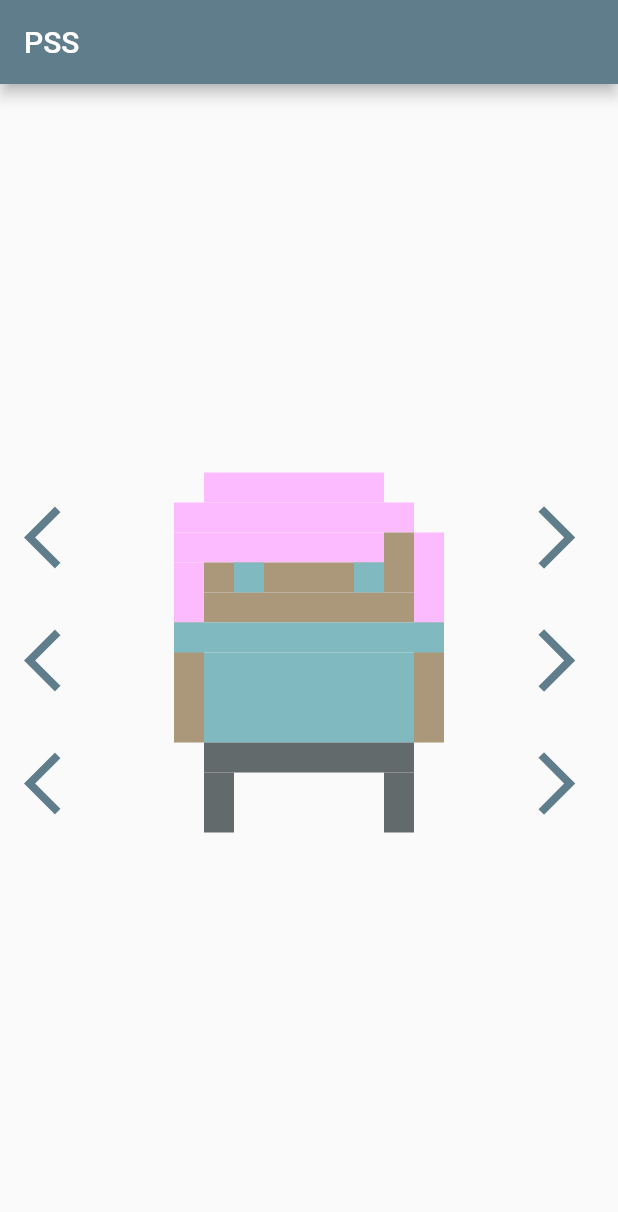
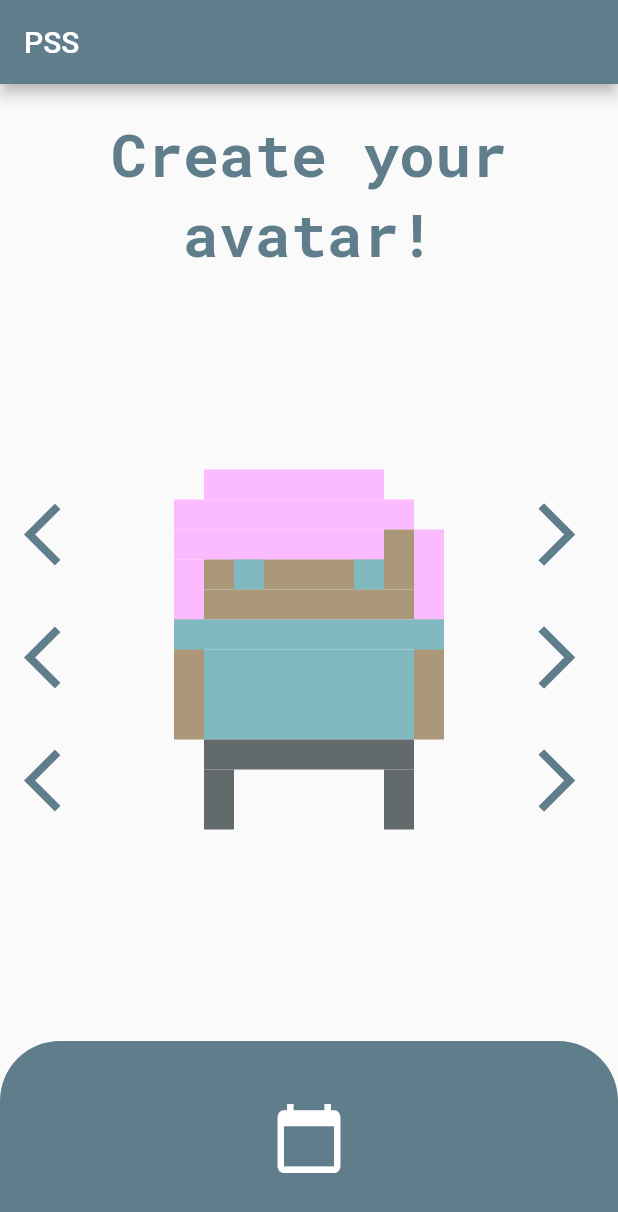
Before and after one commit to kinga-marszalkowska/hackathon_lp, a Flutter app: the screen it shows after launch, on a phone screen of 412 x 824 dp. Shown: the top 1212 px of the screen. Run offline on Flutter 3.47's test engine with Material 2 defaults, Android fonts, the phone set to English and light mode, and no system bars; our stand-ins replace google_fonts, numberpicker, shared_preferences, table_calendar.

Commit message:
added calendar, saving to shared preferences

```diff
--- a/lib/main.dart
+++ b/lib/main.dart
@@ -2,17 +2,24 @@
 import 'package:flutter/material.dart';
 import 'package:projektzpss/models/avatar_model.dart';
 import 'package:projektzpss/screens/avatar_painter.dart';
+import 'package:projektzpss/screens/calendar_screen.dart';
+import 'package:projektzpss/utils/constants.dart';
 import 'package:projektzpss/utils/custom_icon_button.dart';
 import 'package:provider/provider.dart';
 import 'package:projektzpss/models/body_part_enum.dart';
+import 'package:table_calendar/table_calendar.dart';
 
 void main() {
+  //initializeDateFormatting().then((_) => runApp(MyApp()));
   runApp(MaterialApp(
     home: ChangeNotifierProvider(
-        create: (context) => AvatarModel(), child: HomeScreen()),
+        create: (context) => AvatarModel(), child: HomeScreen(),
+    ),
     debugShowCheckedModeBanner: false,
   ));
 }
+
+
 
 class HomeScreen extends StatelessWidget {
   @override
@@ -22,7 +29,20 @@ class HomeScreen extends StatelessWidget {
         title: Text('PSS'),
         backgroundColor: Colors.blueGrey,
       ),
-      body: Row(
+      body: Column(
+        children: [
+          Padding(
+            padding: const EdgeInsets.only(top: 20),
+            child: Column(
+              mainAxisAlignment: MainAxisAlignment.center,
+              children: [
+                Text('Create your', style: kHeadlineStyle.copyWith(color: Colors.blueGrey),),
+                Text('avatar!', style: kHeadlineStyle.copyWith(color: Colors.blueGrey),),
+              ],
+            ),
+          ),
+          Expanded(
+            child: Row(
               children: [
                 Column(
                   crossAxisAlignment: CrossAxisAlignment.center,
@@ -58,6 +78,36 @@ class HomeScreen extends StatelessWidget {
                     CustomChangeStyleIconButton(body: Body.legs),
                   ],
                 ),
+
+              ],
+            ),
+          ),
+          Center(
+            child: GestureDetector(
+              onHorizontalDragDown: (drag){
+                Navigator.push(
+                  context,
+                  MaterialPageRoute(builder: (context) => CalendarScreen()),
+                );
+              },
+              child: Container(
+                decoration: BoxDecoration(
+                  color: Colors.blueGrey,
+                  borderRadius: BorderRadius.only(
+                    topRight: Radius.circular(40),
+                    topLeft: Radius.circular(40),
+                  ),
+
+                ),
+                height: 130,
+                width: MediaQuery.of(context).size.width,
+                child: Padding(
+                  padding: const EdgeInsets.all(8.0),
+                  child: Icon(Icons.calendar_today, color: Colors.white, size: 50,),
+                ),
+              ),
+            ),
+          )
         ],
       ),
     );
--- a/lib/models/avatar_model.dart
+++ b/lib/models/avatar_model.dart
@@ -4,12 +4,14 @@ import 'dart:math';
 import 'package:flutter/material.dart';
 import 'package:projektzpss/models/body_part_enum.dart';
 import 'package:projektzpss/models/hairstyles.dart';
+import 'package:shared_preferences/shared_preferences.dart';
 
 class AvatarModel extends ChangeNotifier{
   Color _hairColor = Color(0xfffcbaff);
   Color _skinColor = Color(0xffab987b);
   Color _tShirtColor = Color(0xff80b9bf);
   Color _legsColor = Color(0xff636a6b);
+  SharedPreferences _preferences;
 
   get hairColor => _hairColor;
 
@@ -18,6 +20,16 @@ class AvatarModel extends ChangeNotifier{
   get tShirtColor => _tShirtColor;
 
   get legsColor => _legsColor;
+
+//  initPreferences () async{
+//    _preferences = await SharedPreferences.getInstance();
+//    _totalHoursCount = _preferences.getInt('totalHours') ?? 0;
+//    notifyListeners();
+//  }
+//
+//  resetPreferences(){
+//    _preferences.clear();
+//  }
 
 
   void getVeryRandomColor(Body body){
@@ -32,7 +44,7 @@ class AvatarModel extends ChangeNotifier{
     switch (body){
       case Body.hair:{
         _hairColor = color;
-        print('color');
+        print(color.toString());
         notifyListeners();
         break;
       }
--- a/lib/screens/avatar_painter.dart
+++ b/lib/screens/avatar_painter.dart
@@ -97,7 +97,6 @@ class AvatarPainter extends CustomPainter{
 
   @override
   bool shouldRepaint(CustomPainter oldDelegate) {
-    // TODO: implement shouldRepaint
     return true;
   }
 
--- a/lib/utils/custom_icon_button.dart
+++ b/lib/utils/custom_icon_button.dart
@@ -13,7 +13,7 @@ class CustomChangeColorIconButton extends StatelessWidget {
     return Padding(
       padding: const EdgeInsets.all(8.0),
       child: IconButton(
-        icon: Icon(Icons.arrow_back_ios),
+        icon: Icon(Icons.arrow_back_ios,),
         iconSize: 50,
         color: Colors.blueGrey,
         onPressed: (){
```
Also changed, not shown: lib/models/calendar_model.dart (added, +141 -0 lines), lib/screens/calendar_screen.dart (added, +68 -0 lines), lib/screens/hours.dart (added, +17 -0 lines), lib/utils/constants.dart (+27 -0 lines), pubspec.yaml (+6 -1 lines), pubspec.lock. Lines whose indentation alone changed are shown as unchanged.
